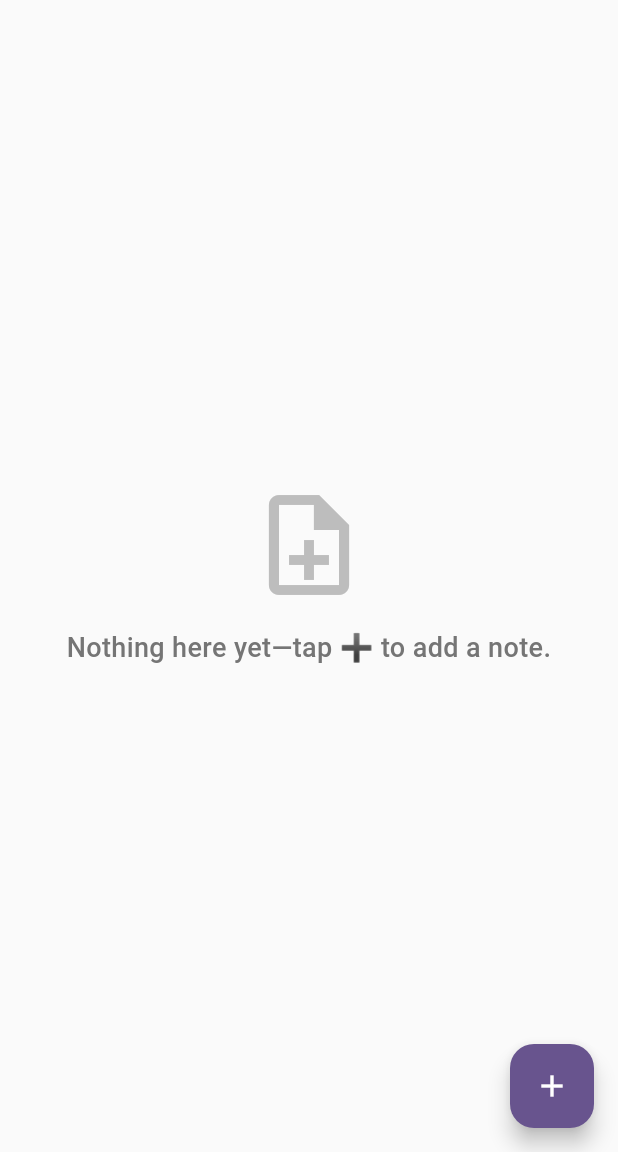
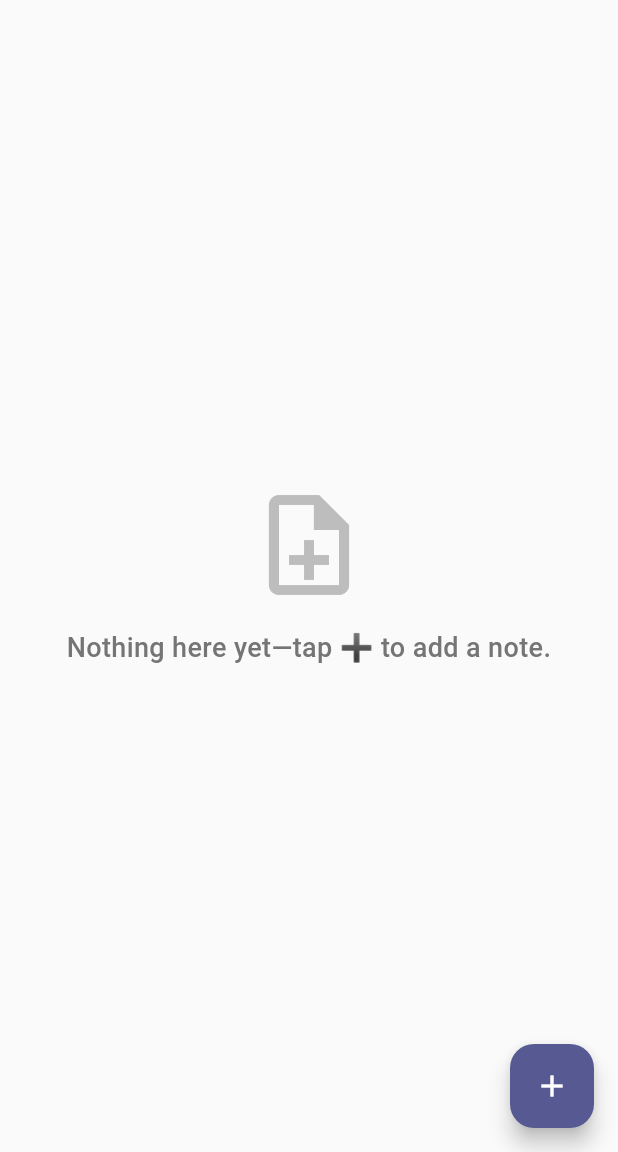
Before and after one commit to tuyishimejeandamour/flutter-notes-taking-app, a Flutter app: the screen it shows once a user with an empty profile is signed in, on a phone screen of 412 x 824 dp, the part 84-1236 px from its top. Run offline on Flutter 3.47's test engine with Material 3 defaults, Android fonts, the phone set to English and light mode, and no system bars; our stand-ins replace cloud_firestore, equatable, firebase_auth, firebase_core, flutter_bloc; accounts and stored records are empty.

Commit message:
Enhance UI theme with updated color scheme and improved button/card styles

```diff
--- a/lib/main.dart
+++ b/lib/main.dart
@@ -49,8 +49,47 @@ class MyApp extends StatelessWidget {
         child: MaterialApp(
           title: 'Notes App',
           theme: ThemeData(
-            colorScheme: ColorScheme.fromSeed(seedColor: Colors.deepPurple),
+            colorScheme: ColorScheme.fromSeed(
+              seedColor: const Color(0xFF6366F1), // Indigo
+              brightness: Brightness.light,
+            ),
             useMaterial3: true,
+            elevatedButtonTheme: ElevatedButtonThemeData(
+              style: ElevatedButton.styleFrom(
+                elevation: 0,
+                shadowColor: Colors.transparent,
+                shape: RoundedRectangleBorder(
+                  borderRadius: BorderRadius.circular(12),
+                ),
+              ),
+            ),
+            cardTheme: CardTheme(
+              elevation: 0,
+              shadowColor: Colors.transparent,
+              shape: RoundedRectangleBorder(
+                borderRadius: BorderRadius.circular(16),
+                side: BorderSide(
+                  color: Colors.grey.shade200,
+                  width: 1,
+                ),
+              ),
+            ),
+            inputDecorationTheme: InputDecorationTheme(
+              filled: true,
+              fillColor: Colors.grey.shade50,
+              border: OutlineInputBorder(
+                borderRadius: BorderRadius.circular(12),
+                borderSide: BorderSide(color: Colors.grey.shade300),
+              ),
+              enabledBorder: OutlineInputBorder(
+                borderRadius: BorderRadius.circular(12),
+                borderSide: BorderSide(color: Colors.grey.shade300),
+              ),
+              focusedBorder: OutlineInputBorder(
+                borderRadius: BorderRadius.circular(12),
+                borderSide: const BorderSide(color: Color(0xFF6366F1), width: 2),
+              ),
+            ),
           ),
           home: BlocBuilder<AuthBloc, AuthState>(
             builder: (context, state) {
```
